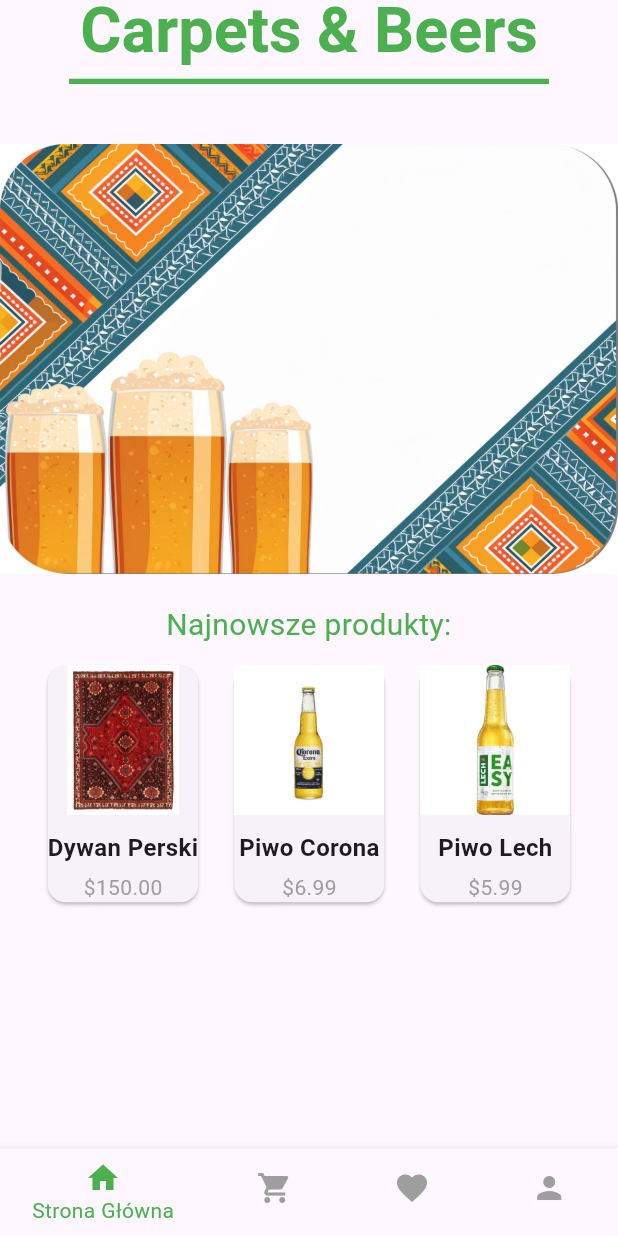
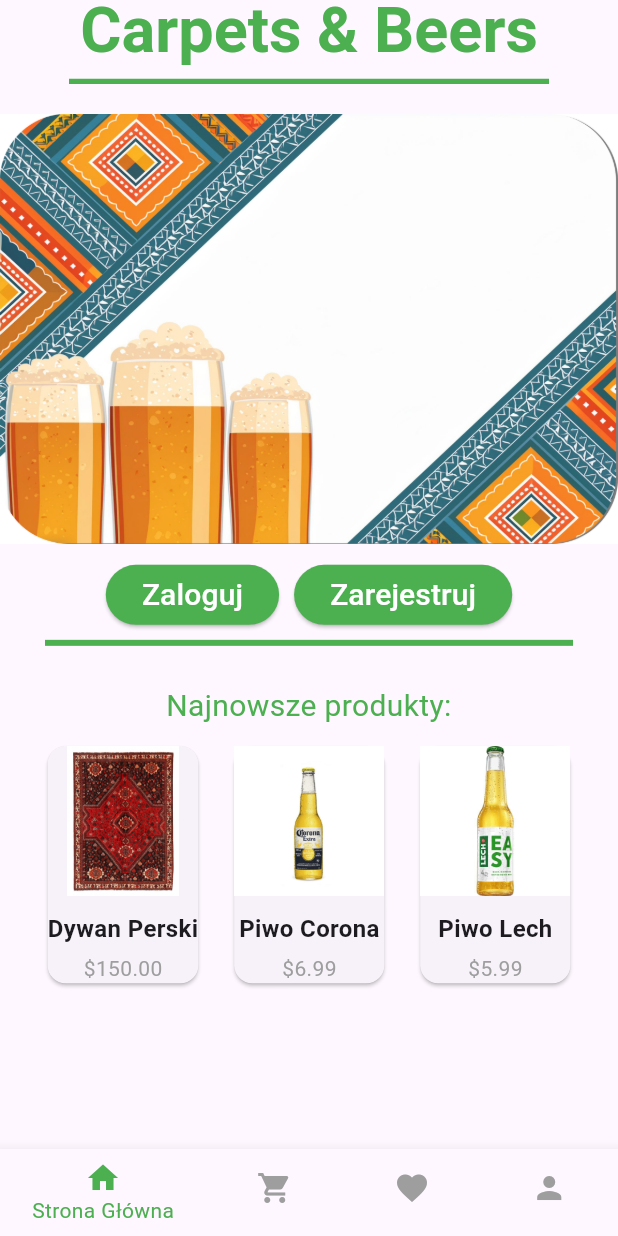
Before and after one commit to Lecrut/CarpetsAndBeers, a Flutter app: the screen it shows after launch, on a phone screen of 412 x 824 dp. Run offline on Flutter 3.47's test engine with Material 3 defaults, Android fonts, the phone set to English and light mode, and no system bars.

Commit message:
added login and register button

```diff
--- a/src/app/lib/landing_page.dart
+++ b/src/app/lib/landing_page.dart
@@ -23,9 +23,6 @@
 
   @override
   Widget build(BuildContext context) {
-    // final itemStore = Provider.of<ItemStore>(context);
-    // final items = itemStore.items;
-
     return Scaffold(
       appBar: const MyAppBar(pageTitle: "Carpets & Beers"),
       body: SingleChildScrollView(
@@ -34,17 +31,62 @@
             Container(
               margin: EdgeInsets.only(top: 20, left: 16, right: 16),
             ),
-            const SizedBox(height: 20),
             Center(
               child: Image.asset('images/banner2.jpg'),
+            ),
+            const SizedBox(height: 10),
+            Row(
+              mainAxisAlignment: MainAxisAlignment.center,
+              children: [
+                ElevatedButton(
+                  onPressed: () {
+                    // funkcja do logowania
+                  },
+                  style: ElevatedButton.styleFrom(
+                    iconColor: Colors.green,
+                    backgroundColor: Colors.green,
+                  ),
+                  child: const Text(
+                    'Zaloguj',
+                    style: TextStyle(
+                      fontSize: 20,
+                      color: Colors.white,
+                    ),
+                  ),
+                ),
+                const SizedBox(width: 10),
+                ElevatedButton(
+                  onPressed: () {
+                    // funkcja do rejestracji
+                  },
+                  style: ElevatedButton.styleFrom(
+                    iconColor: Colors.blue,
+                    backgroundColor: Colors.green,
+                  ),
+                  child: const Text(
+                    'Zarejestruj',
+                    style: TextStyle(
+                      fontSize: 20,
+                      color: Colors.white,
+                    ),
+                  ),
+                ),
+              ],
+            ),
+            const Padding(
+              padding: EdgeInsets.symmetric(horizontal: 30.0),
+              child: Divider(
+                color: Colors.green,
+                thickness: 4.0,
+              ),
             ),
             const SizedBox(height: 20),
             const Text(
               'Najnowsze produkty:',
               style: TextStyle(
-                  fontSize: 20,
-                  // fontWeight: FontWeight.bold,
-                  color: Colors.green),
+                fontSize: 20,
+                color: Colors.green,
+              ),
               textAlign: TextAlign.center,
             ),
             Row(
```
